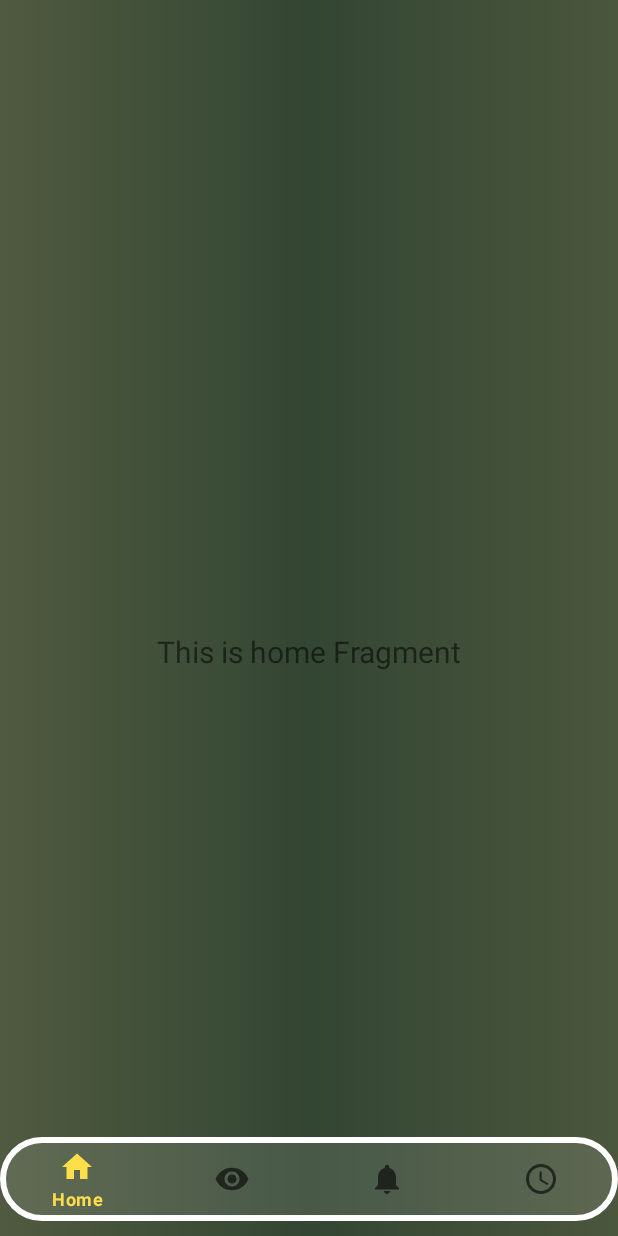
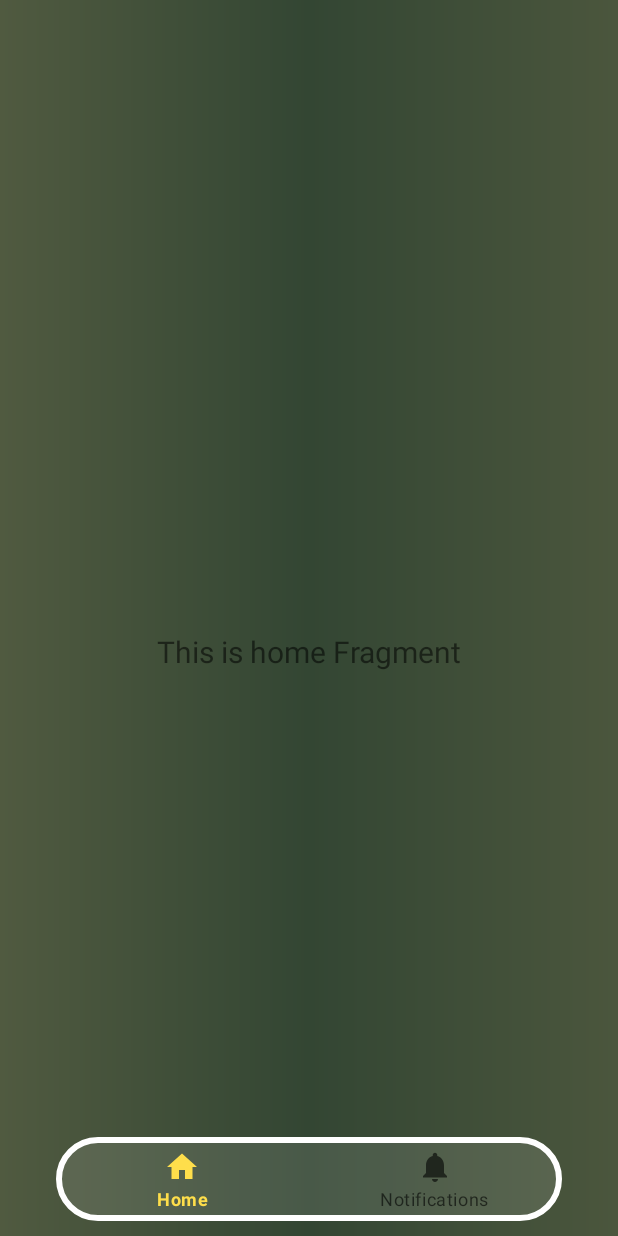
Before and after one commit to krismandev/DigitalPolice, an Android app: the screen it shows after launch (MainActivity), on a phone screen of 412 x 824 dp. Run offline under Robolectric (Android 15) with nearby library versions, the phone set to English and light mode, and no system bars; our stand-ins replace navigation-ui.

Commit message:
layout delete

```diff
--- a/app/src/main/java/academy/bangkit/digitalpolice/MainActivity.kt
+++ b/app/src/main/java/academy/bangkit/digitalpolice/MainActivity.kt
@@ -29,7 +29,7 @@ class MainActivity : AppCompatActivity() {
         // menu should be considered as top level destinations.
         val appBarConfiguration = AppBarConfiguration(
             setOf(
-                R.id.navigation_home, R.id.navigation_dashboard, R.id.navigation_notifications, R.id.navigation_histories
+                R.id.navigation_home, R.id.navigation_notifications
             )
         )
         setupActionBarWithNavController(navController, appBarConfiguration)
--- a/app/src/main/res/menu/bottom_nav_menu.xml
+++ b/app/src/main/res/menu/bottom_nav_menu.xml
@@ -7,19 +7,8 @@
         android:title="@string/title_home" />
 
     <item
-        android:id="@+id/navigation_dashboard"
-        android:icon="@drawable/ic_baseline_remove_red_eye_24"
-        android:title="@string/cameras"
-        />
-
-    <item
         android:id="@+id/navigation_notifications"
         android:icon="@drawable/ic_baseline_notifications_24"
         android:title="@string/title_notifications" />
 
-    <item
-        android:id="@+id/navigation_histories"
-        android:icon="@drawable/ic_baseline_access_time_24"
-        android:title="@string/histories"/>
-
 </menu>
```
